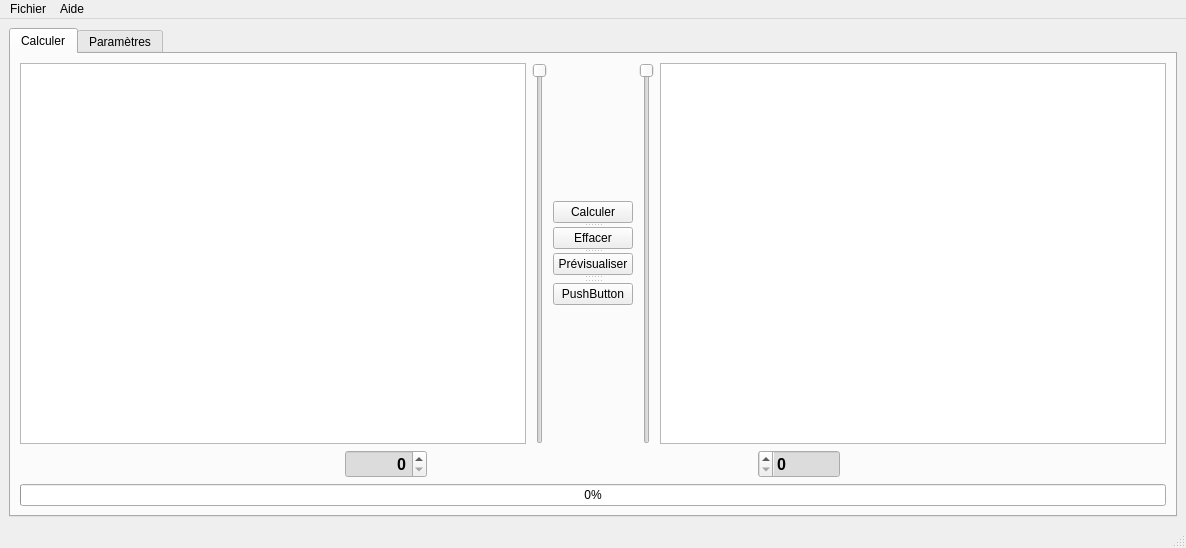
This is Form1.ui in turkishviking/PostPro-Charlie-Bill as Qt 5 draws it before an edit. The edited form follows.
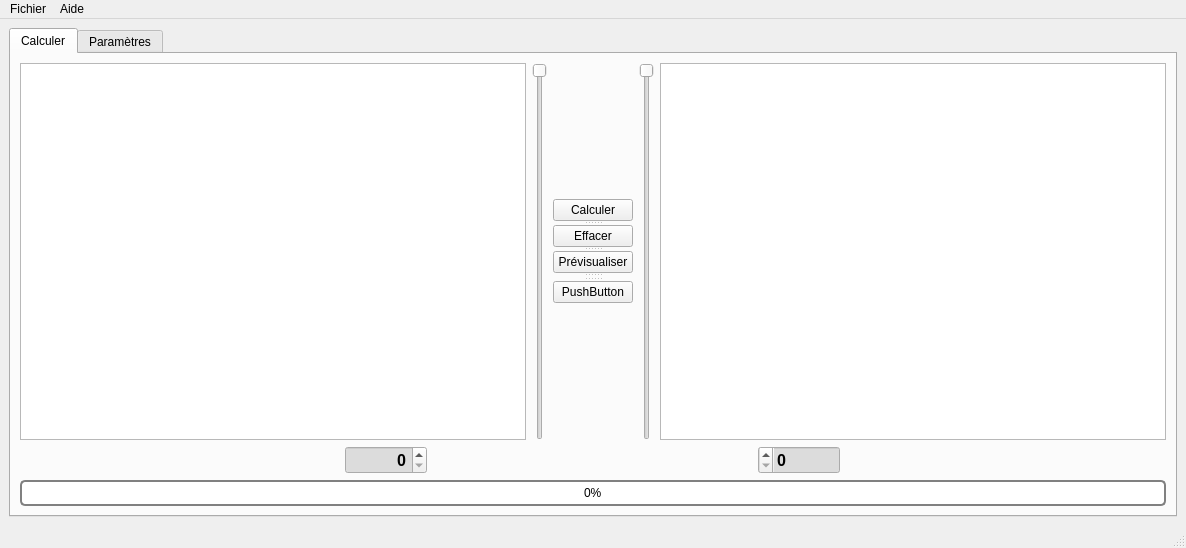
This is the edited form. Icons and pictures are not drawn. Custom widgets are drawn as their Qt base class.

```diff
--- a/Form1.ui
+++ b/Form1.ui
@@ -17,6 +17,9 @@
    <iconset>
     <normaloff>image/shinke2n.png</normaloff>image/shinke2n.png</iconset>
   </property>
+  <property name="styleSheet">
+   <string notr="true"/>
+  </property>
   <property name="documentMode">
    <bool>false</bool>
   </property>
@@ -39,6 +42,9 @@
       <property name="autoFillBackground">
        <bool>false</bool>
       </property>
+      <property name="styleSheet">
+       <string notr="true"/>
+      </property>
       <property name="currentIndex">
        <number>0</number>
       </property>
@@ -461,6 +467,18 @@
                 </disabled>
                </palette>
               </property>
+              <property name="styleSheet">
+               <string notr="true"> QProgressBar {
+     border: 2px solid grey;
+     border-radius: 5px;
+     text-align: center;
+ }
+ QProgressBar::chunk {
+     background-color: qradialgradient(spread:pad, cx:0.5, cy:0.5, radius:0.5, fx:0.5, fy:0.5, stop:0 rgba(0, 0, 0, 255), stop:0.19397 rgba(0, 0, 0, 255), stop:0.202312 rgba(122, 97, 0, 255), stop:0.495514 rgba(76, 58, 0, 255), stop:0.504819 rgba(255, 126, 21, 234), stop:0.79 rgba(255, 255, 255, 255), stop:1 rgba(255, 158, 158, 255));
+     width: 10px;
+     margin: 0.5px;
+ }</string>
+              </property>
               <property name="maximum">
                <number>28</number>
               </property>
```
Left out of the diff: 2 changed lines with no effect on the pictures.
